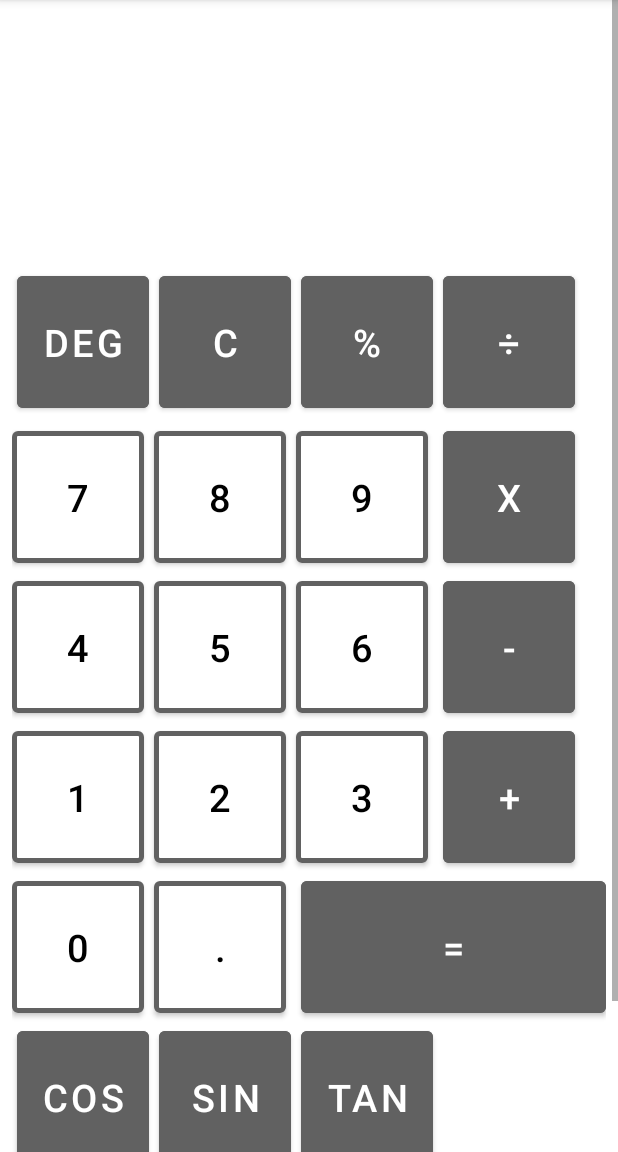
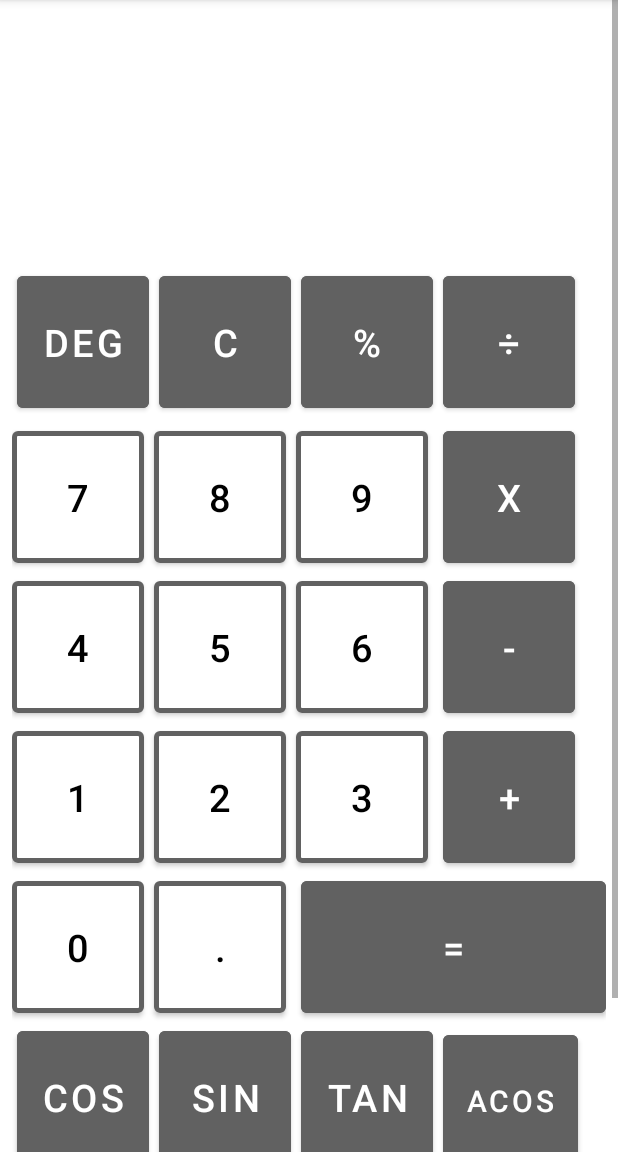
Before and after one commit to KomnisEvangelos/MVC-Calculator, an Android app: the MainActivity screen opened directly, with no data from a screen before it, on a phone screen of 412 x 824 dp, the part 84-1236 px from its top. Run offline under Robolectric (Android 15) with nearby library versions, the phone set to English and light mode, and no system bars.

Commit message:
added acos button

```diff
--- a/app/src/main/java/com/example/mvc_calculator/Controllers/CalculatorController.java
+++ b/app/src/main/java/com/example/mvc_calculator/Controllers/CalculatorController.java
@@ -81,6 +81,10 @@ public class CalculatorController {
         model.cosine();
         updateResultView();
     }
+    public void onAcosineButtonClicked(){
+        model.acosine();
+        updateResultView();
+    }
     public void onFactorialButtonCLlicked(){
         model.factorial();
         updateResultView();
--- a/app/src/main/java/com/example/mvc_calculator/Views/MainActivity.java
+++ b/app/src/main/java/com/example/mvc_calculator/Views/MainActivity.java
@@ -112,6 +112,9 @@ public class MainActivity extends AppCompatActivity {
 
     public void onCosineButtonClicked(View v){
         controller.updateInputView("cos");
+    }
+    public void onAcosineButtonClicked(View v){
+        controller.updateInputView("acos");
     }
 
     public void onSubtractButtonClicked(View v){
@@ -234,6 +237,8 @@ public class MainActivity extends AppCompatActivity {
                 controller.onLogButtonClicked();
             }else if (charSequence.contains("sqrt")){
                 controller.onRootButtonClicked();
+            }else if (charSequence.contains("acos")){
+                controller.onAcosineButtonClicked();
             }
         }
 
--- a/app/src/main/res/layout/buttons_layout.xml
+++ b/app/src/main/res/layout/buttons_layout.xml
@@ -308,7 +308,20 @@
             android:layout_columnSpan="1"
             android:onClick="onCosineButtonClicked"
             />
-
+        <com.google.android.material.button.MaterialButton
+            android:id="@+id/acosineBtn"
+            android:layout_width="wrap_content"
+            android:layout_height="100dp"
+            android:text="ACOS"
+            android:textColor="@color/white"
+            android:backgroundTint="@color/grey_700"
+            android:textSize="20sp"
+            android:layout_marginLeft="3dp"
+            android:layout_row="5"
+            android:layout_column="3"
+            android:layout_columnSpan="1"
+            android:onClick="onAcosineButtonClicked"
+            />
         <com.google.android.material.button.MaterialButton
             android:id="@+id/sineBtn"
             android:layout_width="wrap_content"
```
Also changed, not shown: app/src/main/java/com/example/mvc_calculator/Models/CalculatorModel.java (+9 -0 lines).
